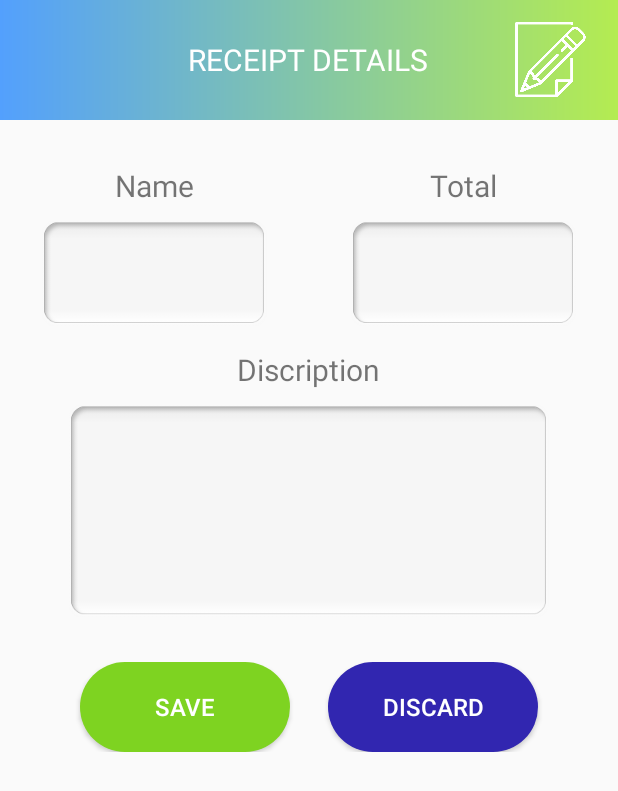
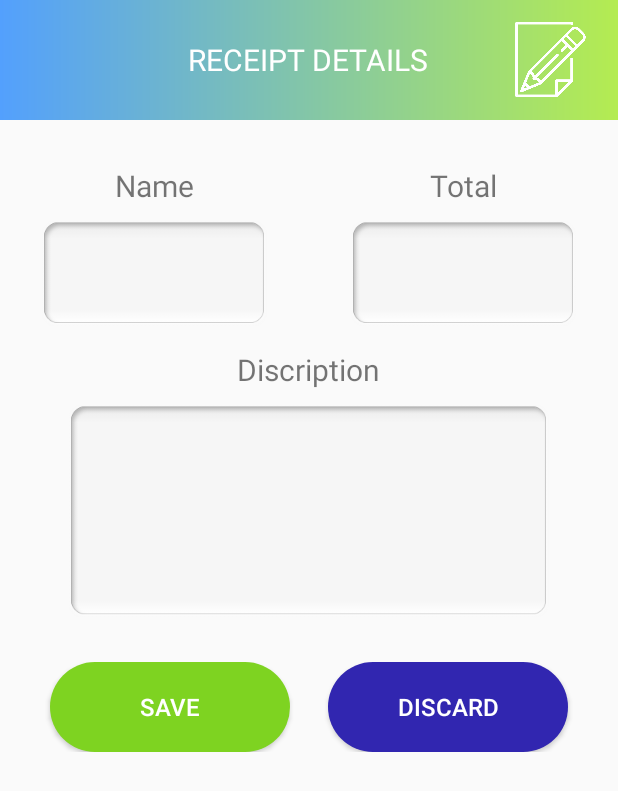
Before and after one commit to ManuelMouta/Receipt-Organizer, an Android app: the SaveReceiptDetailActivity screen opened directly, with no data from a screen before it, on a phone screen of 412 x 824 dp. Shown: the top 791 px of the screen. Run offline under Robolectric (Android 15) with nearby library versions, the phone set to English and light mode, and no system bars; our stand-ins replace AdMob.

Commit message:
1st Release!!!!!!

```diff
--- a/app/src/main/res/layout/receipt_detail.xml
+++ b/app/src/main/res/layout/receipt_detail.xml
@@ -110,17 +110,16 @@
 
         <Button
             android:id="@+id/save_receipt"
-            android:layout_width="140dp"
+            android:layout_width="160dp"
             android:layout_height="60dp"
             android:text="Save"
             android:textColor="@color/white"
             android:textSize="16dp"
             android:layout_marginRight="25dp"
             android:background="@drawable/save_btn"/>
-
         <Button
             android:id="@+id/discard_receipt"
-            android:layout_width="140dp"
+            android:layout_width="160dp"
             android:layout_height="60dp"
             android:textColor="@color/white"
             android:text="Discard"
```
